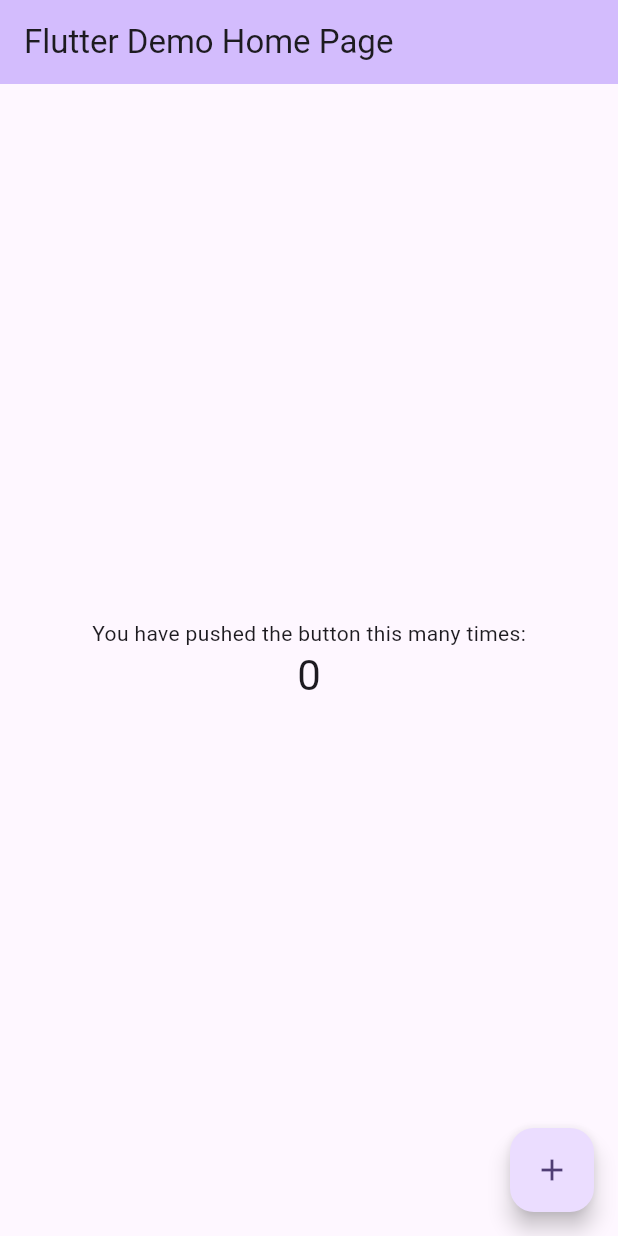
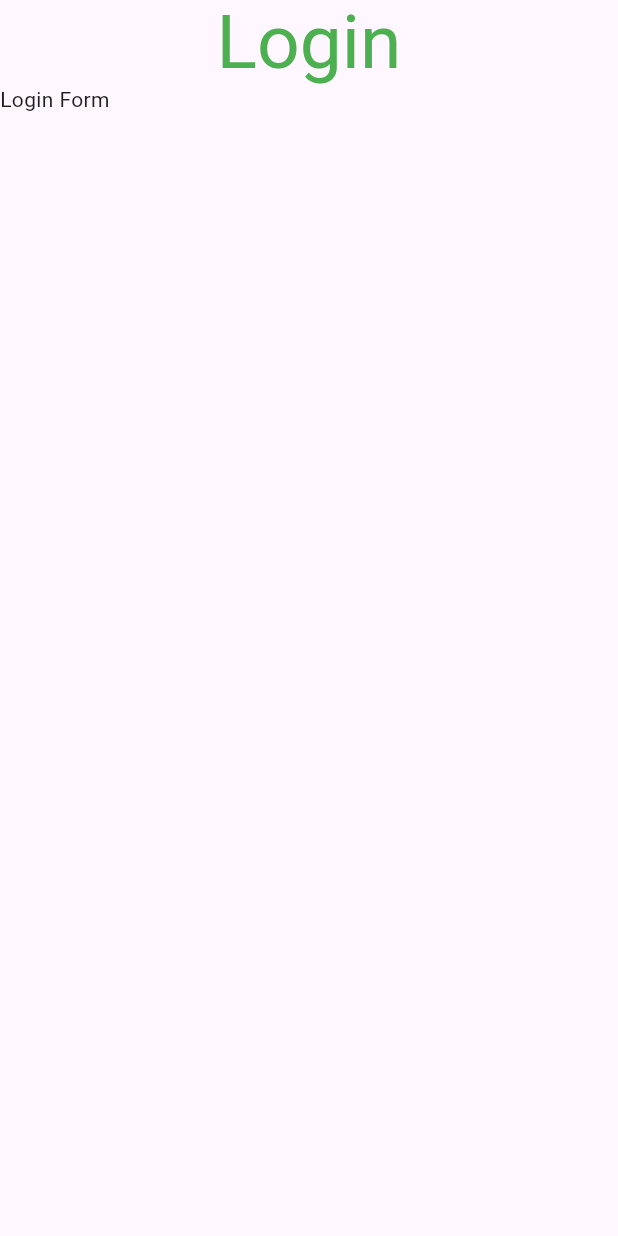
Before and after one commit to Prajjwall123/projectsyeti, a Flutter app: the screen it shows after launch, on a phone screen of 412 x 824 dp. Run offline on Flutter 3.47's test engine with Material 3 defaults, Android fonts, the phone set to English and light mode, and no system bars.

Commit message:
login page initialization

```diff
--- /dev/null
+++ b/lib/app.dart
@@ -0,0 +1,17 @@
+import 'package:flutter/material.dart';
+import 'package:projectsyeti/views/login_view.dart';
+
+class MyApp extends StatelessWidget {
+  const MyApp({super.key});
+
+  @override
+  Widget build(BuildContext context) {
+    return MaterialApp(
+      initialRoute: "/",
+      debugShowCheckedModeBanner: false,
+      routes:{
+        "/":(context)=>const LoginView(),
+      }
+    );
+  }
+}
--- a/lib/main.dart
+++ b/lib/main.dart
@@ -1,125 +1,6 @@
 import 'package:flutter/material.dart';
+import 'package:projectsyeti/app.dart';
 
 void main() {
   runApp(const MyApp());
 }
-
-class MyApp extends StatelessWidget {
-  const MyApp({super.key});
-
-  // This widget is the root of your application.
-  @override
-  Widget build(BuildContext context) {
-    return MaterialApp(
-      title: 'Flutter Demo',
-      theme: ThemeData(
-        // This is the theme of your application.
-        //
-        // TRY THIS: Try running your application with "flutter run". You'll see
-        // the application has a purple toolbar. Then, without quitting the app,
-        // try changing the seedColor in the colorScheme below to Colors.green
-        // and then invoke "hot reload" (save your changes or press the "hot
-        // reload" button in a Flutter-supported IDE, or press "r" if you used
-        // the command line to start the app).
-        //
-        // Notice that the counter didn't reset back to zero; the application
-        // state is not lost during the reload. To reset the state, use hot
-        // restart instead.
-        //
-        // This works for code too, not just values: Most code changes can be
-        // tested with just a hot reload.
-        colorScheme: ColorScheme.fromSeed(seedColor: Colors.deepPurple),
-        useMaterial3: true,
-      ),
-      home: const MyHomePage(title: 'Flutter Demo Home Page'),
-    );
-  }
-}
-
-class MyHomePage extends StatefulWidget {
-  const MyHomePage({super.key, required this.title});
-
-  // This widget is the home page of your application. It is stateful, meaning
-  // that it has a State object (defined below) that contains fields that affect
-  // how it looks.
-
-  // This class is the configuration for the state. It holds the values (in this
-  // case the title) provided by the parent (in this case the App widget) and
-  // used by the build method of the State. Fields in a Widget subclass are
-  // always marked "final".
-
-  final String title;
-
-  @override
-  State<MyHomePage> createState() => _MyHomePageState();
-}
-
-class _MyHomePageState extends State<MyHomePage> {
-  int _counter = 0;
-
-  void _incrementCounter() {
-    setState(() {
-      // This call to setState tells the Flutter framework that something has
-      // changed in this State, which causes it to rerun the build method below
-      // so that the display can reflect the updated values. If we changed
-      // _counter without calling setState(), then the build method would not be
-      // called again, and so nothing would appear to happen.
-      _counter++;
-    });
-  }
-
-  @override
-  Widget build(BuildContext context) {
-    // This method is rerun every time setState is called, for instance as done
-    // by the _incrementCounter method above.
-    //
-    // The Flutter framework has been optimized to make rerunning build methods
-    // fast, so that you can just rebuild anything that needs updating rather
-    // than having to individually change instances of widgets.
-    return Scaffold(
-      appBar: AppBar(
-        // TRY THIS: Try changing the color here to a specific color (to
-        // Colors.amber, perhaps?) and trigger a hot reload to see the AppBar
-        // change color while the other colors stay the same.
-        backgroundColor: Theme.of(context).colorScheme.inversePrimary,
-        // Here we take the value from the MyHomePage object that was created by
-        // the App.build method, and use it to set our appbar title.
-        title: Text(widget.title),
-      ),
-      body: Center(
-        // Center is a layout widget. It takes a single child and positions it
-        // in the middle of the parent.
-        child: Column(
-          // Column is also a layout widget. It takes a list of children and
-          // arranges them vertically. By default, it sizes itself to fit its
-          // children horizontally, and tries to be as tall as its parent.
-          //
-          // Column has various properties to control how it sizes itself and
-          // how it positions its children. Here we use mainAxisAlignment to
-          // center the children vertically; the main axis here is the vertical
-          // axis because Columns are vertical (the cross axis would be
-          // horizontal).
-          //
-          // TRY THIS: Invoke "debug painting" (choose the "Toggle Debug Paint"
-          // action in the IDE, or press "p" in the console), to see the
-          // wireframe for each widget.
-          mainAxisAlignment: MainAxisAlignment.center,
-          children: <Widget>[
-            const Text(
-              'You have pushed the button this many times:',
-            ),
-            Text(
-              '$_counter',
-              style: Theme.of(context).textTheme.headlineMedium,
-            ),
-          ],
-        ),
-      ),
-      floatingActionButton: FloatingActionButton(
-        onPressed: _incrementCounter,
-        tooltip: 'Increment',
-        child: const Icon(Icons.add),
-      ), // This trailing comma makes auto-formatting nicer for build methods.
-    );
-  }
-}
--- /dev/null
+++ b/lib/views/login_view.dart
@@ -0,0 +1,18 @@
+import 'package:flutter/material.dart';
+
+class LoginView extends StatefulWidget {
+  const LoginView({super.key});
+
+  @override
+  State<LoginView> createState() => _LoginViewState();
+}
+
+class _LoginViewState extends State<LoginView> {
+  @override
+  Widget build(BuildContext context) {
+    return Scaffold(
+      appBar: AppBar(title: Center(child: const Text('Login', style: TextStyle(fontSize: 50,color: Colors.green,),)),),
+      body: SafeArea(child: Text('Login Form')),
+    );
+  }
+}
```
Also changed, not shown: 1 other file.
